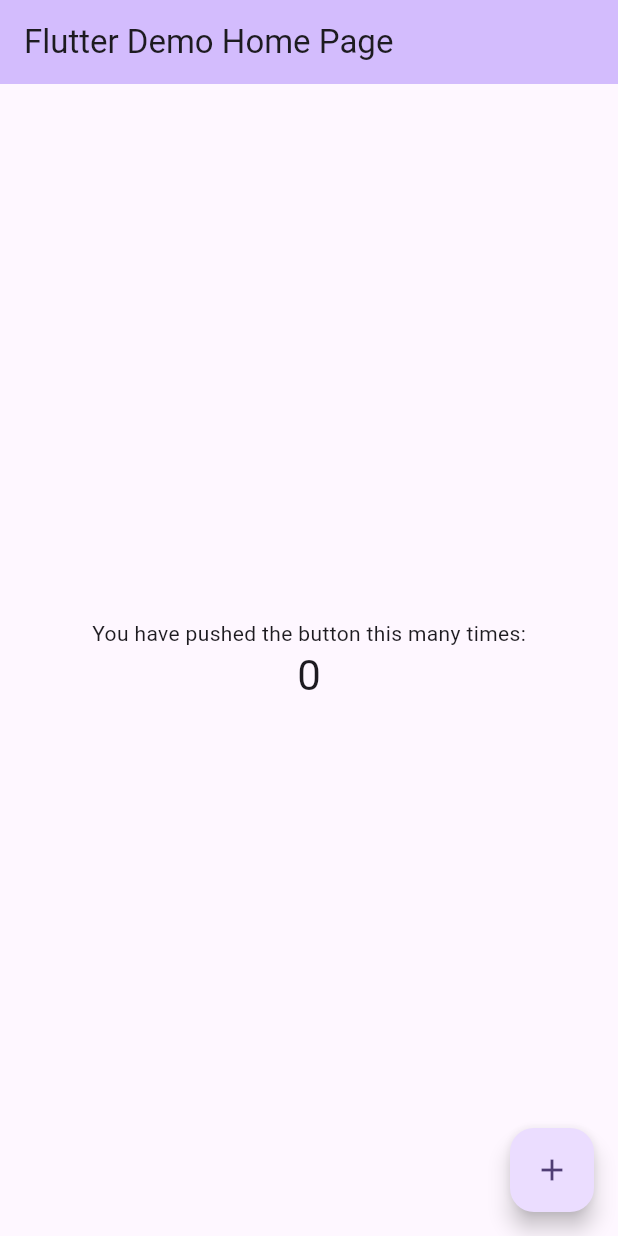
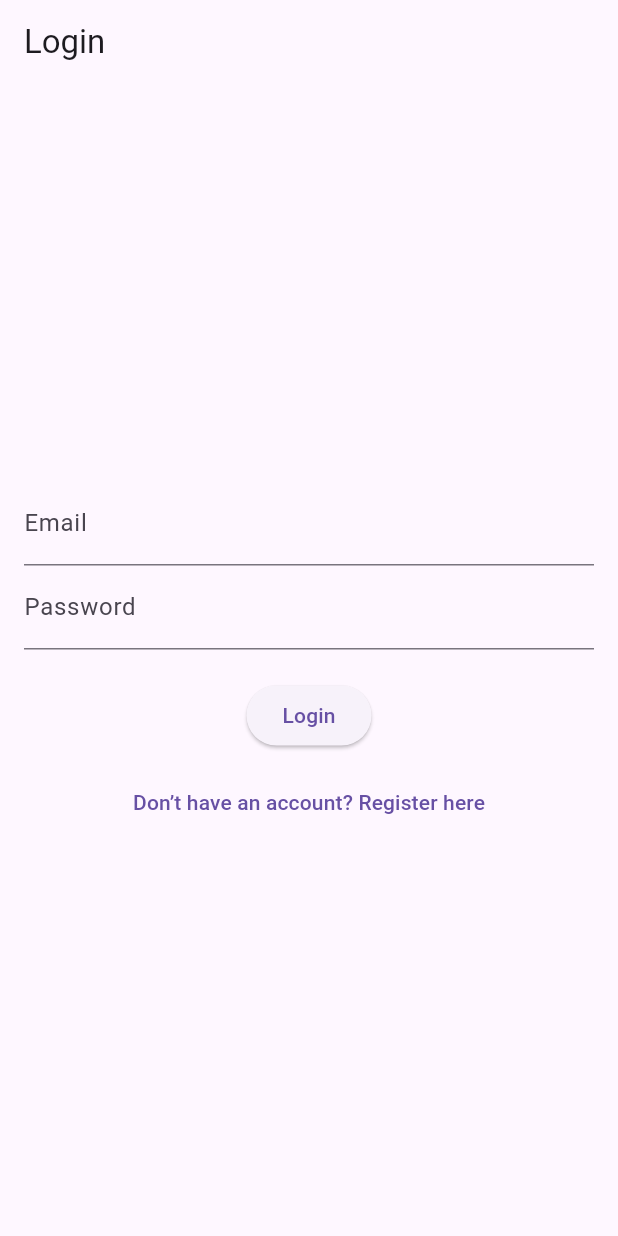
Before and after one commit to srksifat-dev/tasker, a Flutter app: the screen it shows after launch, on a phone screen of 412 x 824 dp. Run offline on Flutter 3.47's test engine with Material 3 defaults, Android fonts, the phone set to English and light mode, and no system bars; our stand-ins replace get, shared_preferences.

Commit message:
Project is completed

```diff
--- a/lib/main.dart
+++ b/lib/main.dart
@@ -1,125 +1,25 @@
 import 'package:flutter/material.dart';
+import 'package:get/get.dart';
+import 'views/login_page.dart';
+import 'views/registration_page.dart';
+import 'views/task_screen.dart';
+import 'views/splash_screen.dart';
 
 void main() {
-  runApp(const MyApp());
+  runApp(MyApp());
 }
 
 class MyApp extends StatelessWidget {
-  const MyApp({super.key});
-
-  // This widget is the root of your application.
   @override
   Widget build(BuildContext context) {
-    return MaterialApp(
-      title: 'Flutter Demo',
-      theme: ThemeData(
-        // This is the theme of your application.
-        //
-        // TRY THIS: Try running your application with "flutter run". You'll see
-        // the application has a purple toolbar. Then, without quitting the app,
-        // try changing the seedColor in the colorScheme below to Colors.green
-        // and then invoke "hot reload" (save your changes or press the "hot
-        // reload" button in a Flutter-supported IDE, or press "r" if you used
-        // the command line to start the app).
-        //
-        // Notice that the counter didn't reset back to zero; the application
-        // state is not lost during the reload. To reset the state, use hot
-        // restart instead.
-        //
-        // This works for code too, not just values: Most code changes can be
-        // tested with just a hot reload.
-        colorScheme: ColorScheme.fromSeed(seedColor: Colors.deepPurple),
-        useMaterial3: true,
-      ),
-      home: const MyHomePage(title: 'Flutter Demo Home Page'),
+    return GetMaterialApp(
+      initialRoute: '/splash',
+      getPages: [
+        GetPage(name: '/splash', page: () => SplashScreen()),
+        GetPage(name: '/login', page: () => LoginPage()),
+        GetPage(name: '/register', page: () => RegistrationPage()),
+        GetPage(name: '/task', page: () => TaskScreen()),
+      ],
     );
   }
 }
-
-class MyHomePage extends StatefulWidget {
-  const MyHomePage({super.key, required this.title});
-
-  // This widget is the home page of your application. It is stateful, meaning
-  // that it has a State object (defined below) that contains fields that affect
-  // how it looks.
-
-  // This class is the configuration for the state. It holds the values (in this
-  // case the title) provided by the parent (in this case the App widget) and
-  // used by the build method of the State. Fields in a Widget subclass are
-  // always marked "final".
-
-  final String title;
-
-  @override
-  State<MyHomePage> createState() => _MyHomePageState();
-}
-
-class _MyHomePageState extends State<MyHomePage> {
-  int _counter = 0;
-
-  void _incrementCounter() {
-    setState(() {
-      // This call to setState tells the Flutter framework that something has
-      // changed in this State, which causes it to rerun the build method below
-      // so that the display can reflect the updated values. If we changed
-      // _counter without calling setState(), then the build method would not be
-      // called again, and so nothing would appear to happen.
-      _counter++;
-    });
-  }
-
-  @override
-  Widget build(BuildContext context) {
-    // This method is rerun every time setState is called, for instance as done
-    // by the _incrementCounter method above.
-    //
-    // The Flutter framework has been optimized to make rerunning build methods
-    // fast, so that you can just rebuild anything that needs updating rather
-    // than having to individually change instances of widgets.
-    return Scaffold(
-      appBar: AppBar(
-        // TRY THIS: Try changing the color here to a specific color (to
-        // Colors.amber, perhaps?) and trigger a hot reload to see the AppBar
-        // change color while the other colors stay the same.
-        backgroundColor: Theme.of(context).colorScheme.inversePrimary,
-        // Here we take the value from the MyHomePage object that was created by
-        // the App.build method, and use it to set our appbar title.
-        title: Text(widget.title),
-      ),
-      body: Center(
-        // Center is a layout widget. It takes a single child and positions it
-        // in the middle of the parent.
-        child: Column(
-          // Column is also a layout widget. It takes a list of children and
-          // arranges them vertically. By default, it sizes itself to fit its
-          // children horizontally, and tries to be as tall as its parent.
-          //
-          // Column has various properties to control how it sizes itself and
-          // how it positions its children. Here we use mainAxisAlignment to
-          // center the children vertically; the main axis here is the vertical
-          // axis because Columns are vertical (the cross axis would be
-          // horizontal).
-          //
-          // TRY THIS: Invoke "debug painting" (choose the "Toggle Debug Paint"
-          // action in the IDE, or press "p" in the console), to see the
-          // wireframe for each widget.
-          mainAxisAlignment: MainAxisAlignment.center,
-          children: <Widget>[
-            const Text(
-              'You have pushed the button this many times:',
-            ),
-            Text(
-              '$_counter',
-              style: Theme.of(context).textTheme.headlineMedium,
-            ),
-          ],
-        ),
-      ),
-      floatingActionButton: FloatingActionButton(
-        onPressed: _incrementCounter,
-        tooltip: 'Increment',
-        child: const Icon(Icons.add),
-      ), // This trailing comma makes auto-formatting nicer for build methods.
-    );
-  }
-}
--- /dev/null
+++ b/lib/models/user_model.dart
@@ -0,0 +1,35 @@
+class UserModel {
+  final String email;
+  final String firstName;
+  final String lastName;
+  final String mobile;
+  final String password;
+
+  UserModel({
+    required this.email,
+    required this.firstName,
+    required this.lastName,
+    required this.mobile,
+    required this.password,
+  });
+
+  Map<String, dynamic> toMap() {
+    return {
+      'email': this.email,
+      'firstName': this.firstName,
+      'lastName': this.lastName,
+      'mobile': this.mobile,
+      'password': this.password,
+    };
+  }
+
+  factory UserModel.fromMap(Map<String, dynamic> map) {
+    return UserModel(
+      email: map['email'] as String,
+      firstName: map['firstName'] as String,
+      lastName: map['lastName'] as String,
+      mobile: map['mobile'] as String,
+      password: map['password'] as String,
+    );
+  }
+}
--- /dev/null
+++ b/lib/views/login_page.dart
@@ -0,0 +1,52 @@
+import 'package:flutter/material.dart';
+import 'package:get/get.dart';
+import '../controllers/auth_controller.dart';
+
+class LoginPage extends StatelessWidget {
+  final AuthController authController = Get.put(AuthController());
+  final TextEditingController emailController = TextEditingController();
+  final TextEditingController passwordController = TextEditingController();
+
+  @override
+  Widget build(BuildContext context) {
+    return Scaffold(
+      appBar: AppBar(title: Text('Login')),
+      body: Padding(
+        padding: const EdgeInsets.all(16.0),
+        child: Column(
+          mainAxisAlignment: MainAxisAlignment.center,
+          children: [
+            TextField(
+              controller: emailController,
+              decoration: InputDecoration(labelText: 'Email'),
+            ),
+            TextField(
+              controller: passwordController,
+              decoration: InputDecoration(labelText: 'Password'),
+              obscureText: true,
+            ),
+            SizedBox(height: 20),
+            Obx(() => authController.isLoading.value
+                ? CircularProgressIndicator()
+                : ElevatedButton(
+              onPressed: () {
+                authController.login({
+                  'email': emailController.text.trim(),
+                  'password': passwordController.text.trim(),
+                });
+              },
+              child: Text('Login'),
+            )),
+            SizedBox(height: 10),
+            TextButton(
+              onPressed: () {
+                Get.toNamed('/register'); // Navigate to the registration page
+              },
+              child: Text('Don’t have an account? Register here'),
+            ),
+          ],
+        ),
+      ),
+    );
+  }
+}
--- a/pubspec.yaml
+++ b/pubspec.yaml
@@ -35,6 +35,10 @@ dependencies:
   # The following adds the Cupertino Icons font to your application.
   # Use with the CupertinoIcons class for iOS style icons.
   cupertino_icons: ^1.0.8
+  http:
+  fluttertoast:
+  get:
+  shared_preferences:
 
 dev_dependencies:
   flutter_test:
```
Also changed, not shown: lib/controllers/auth_controller.dart (added, +72 -0 lines), lib/controllers/task_controller.dart (added, +114 -0 lines), lib/models/task_model.dart (added, +41 -0 lines), lib/services/api_service.dart (added, +64 -0 lines), lib/views/registration_page.dart (added, +62 -0 lines), lib/views/splash_screen.dart (added, +16 -0 lines), lib/views/task_screen.dart (added, +146 -0 lines), pubspec.lock, 7 other files.
